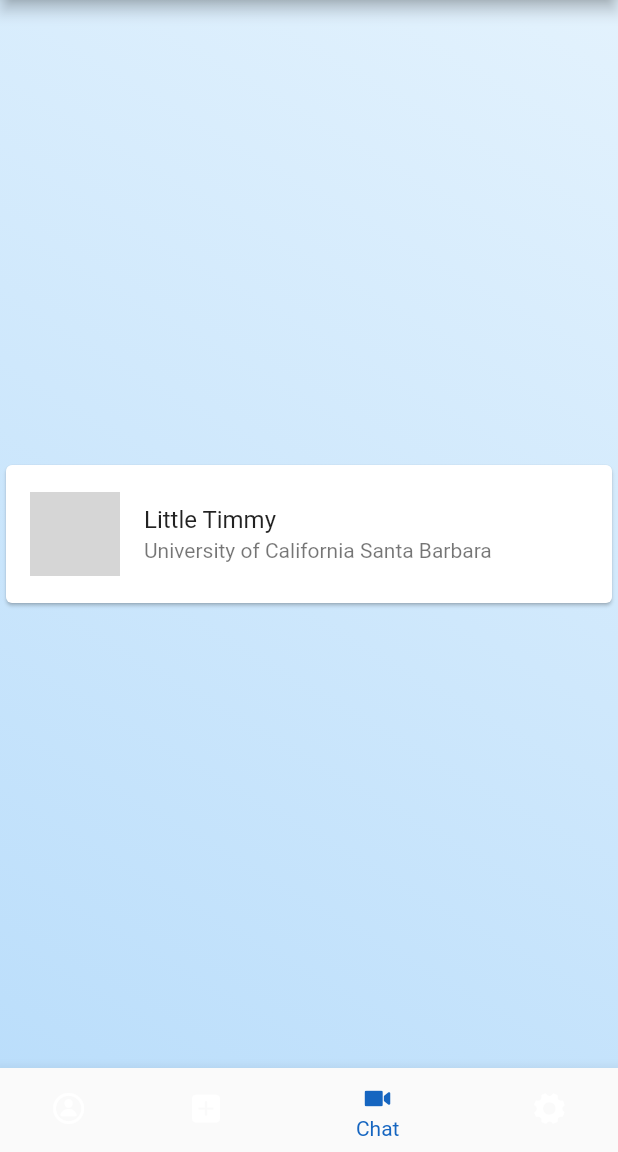
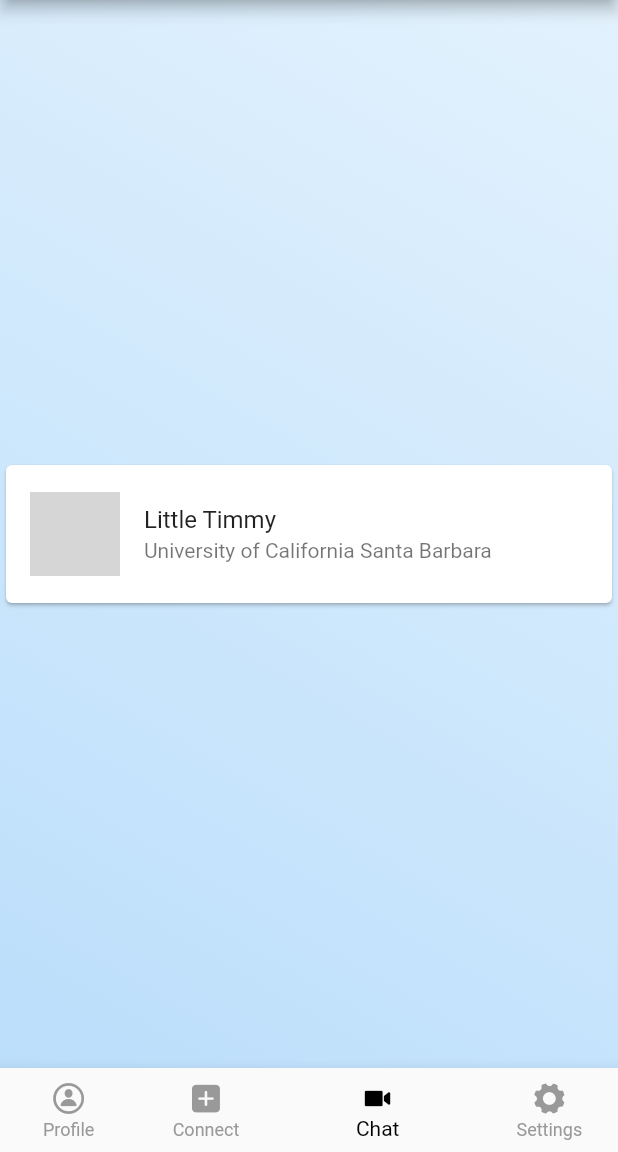
Before and after one commit to clarapulse/app, a Flutter app: the HomeScreenWidget screen opened directly, item 3 of the bottom bar chosen, on a phone screen of 412 x 824 dp, the part 84-1236 px from its top. Run offline on Flutter 3.47's test engine with Material 2 defaults, Android fonts, the phone set to English and light mode, and no system bars; our stand-ins replace firebase_auth, firebase_core, google_sign_in, logger, shared_preferences; missing offline and left inert: logger_flutter; accounts and stored records are empty; network calls fail; grey boxes are pictures that could not be loaded.

Commit message:
fixed bar styles

```diff
--- a/lib/Pages/first_screen.dart
+++ b/lib/Pages/first_screen.dart
@@ -99,8 +99,10 @@ class HomeScreenWidgetState extends  State<HomeScreenWidget> {
           ),
         ],
         currentIndex: _selectedIndex,
-        selectedItemColor: Colors.blue[800],
+        selectedItemColor: CupertinoColors.black,
         onTap: _onItemTapped,
+        showUnselectedLabels: true,
+        unselectedItemColor: CupertinoColors.inactiveGray,
       ),
     );
   }
```
